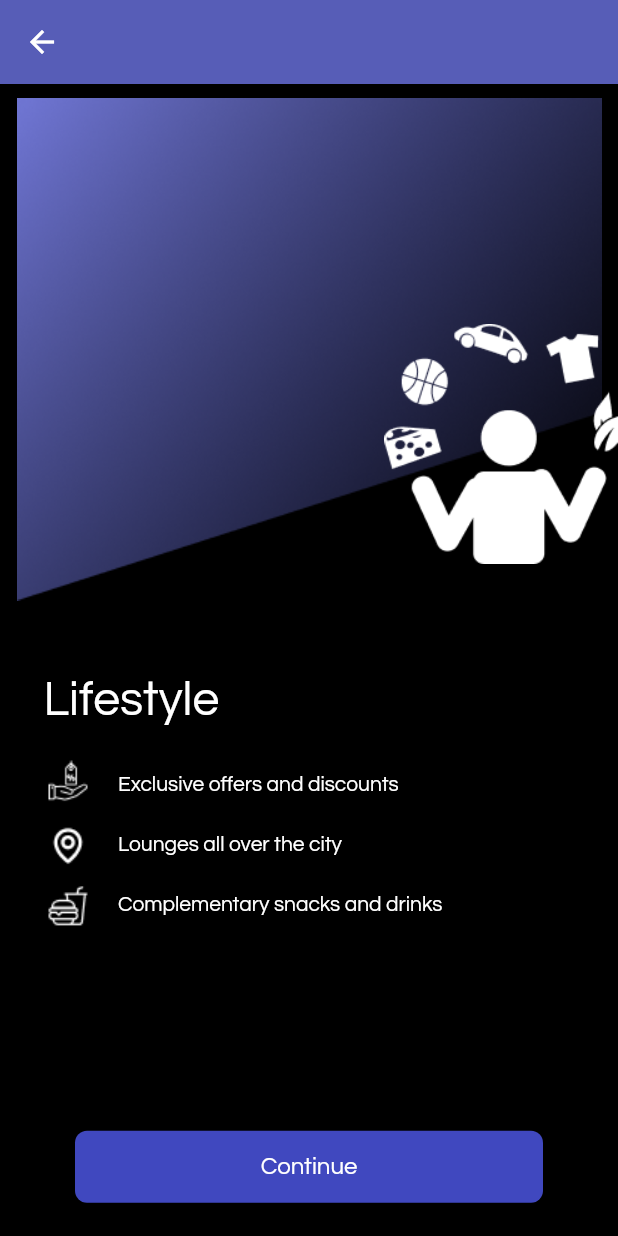
After one commit to SyedMahide/final_ui, a Flutter app: the LifeStyleScreen screen opened directly, on a phone screen of 412 x 824 dp. The commit adds this screen. Run offline on Flutter 3.47's test engine with Material 2 defaults, Android fonts, the phone set to English and light mode, and no system bars; our stand-ins replace pin_code_fields.

Commit message:
Lifestyle page

```diff
--- /dev/null
+++ b/lib/ui/lifeStyle_screen.dart
@@ -0,0 +1,200 @@
+import 'package:flutter/cupertino.dart';
+import 'package:flutter/material.dart';
+
+class LifeStyleScreen extends StatefulWidget {
+  @override
+  State<StatefulWidget> createState() {
+    return _LifeStyleScreenState();
+  }
+}
+
+class _LifeStyleScreenState extends State<LifeStyleScreen> {
+  @override
+  Widget build(BuildContext context) {
+    return Scaffold(
+      backgroundColor: Colors.black,
+      appBar: AppBar(
+        backgroundColor: Color(0xff575DB7),
+        elevation: 0.0,
+        leading: IconButton(
+          icon: Icon(Icons.arrow_back_outlined, color: Colors.white),
+          onPressed: () => Navigator.of(context).pop(),
+        ),
+      ),
+      body: SingleChildScrollView(
+        child: Container(
+          child: Column(
+            mainAxisAlignment: MainAxisAlignment.center,
+            children: [
+              Stack(
+                children: [
+                  Container(
+                    width: MediaQuery.of(context).size.width,
+                    child: Image(
+                      image: AssetImage("assets/Rectangle.png"),
+                    ),
+                  ),
+                  Positioned(
+                    right: 0,
+                    top: 160,
+                    child: Container(
+                      height: 160,
+                      child: Image(
+                        image: AssetImage("assets/Group.png"),
+                      ),
+                    ),
+                  ),
+                ],
+              ),
+              Container(
+                alignment: Alignment.topLeft,
+                margin: EdgeInsets.only(top: 41, left: 29, right: 13),
+                child: const Text(
+                  "Lifestyle",
+                  style: TextStyle(
+                    color: Colors.white,
+                    fontFamily: 'Questrial',
+                    fontSize: 32,
+                    fontWeight: FontWeight.w400,
+                    fontStyle: FontStyle.normal
+                  ),
+                ),
+              ),
+              Container(
+                alignment: Alignment.topLeft,
+                margin: EdgeInsets.only(top: 20, left: 12),
+              //  height: 30,
+                child: Row(
+                  children: [
+                    Expanded(
+                        flex: 1,
+                        child: Container(
+                          height: 40,
+                          child: const Image(
+                            image: AssetImage("assets/offer.png"),
+                          ),
+                        ),
+                    ),
+                    Expanded(
+                      flex: 5,
+                        child: Container(
+                          height: 15,
+                          child: const Text(
+                            "Exclusive offers and discounts",
+                            style: TextStyle(
+                                color: Colors.white,
+                                fontFamily: 'Questrial',
+                                fontSize: 14,
+                                fontWeight: FontWeight.w400,
+                                fontStyle: FontStyle.normal
+                            ),
+                          ),
+                    ),
+                    ),
+                  ],
+                ),
+              ),
+              Container(
+                alignment: Alignment.topLeft,
+                margin: EdgeInsets.only(left: 12),
+                child: Row(
+                  children: [
+                    Expanded(
+                      flex: 1,
+                      child: Container(
+                        height: 40,
+                        child: const Image(
+                          image: AssetImage("assets/map.png"),
+                        ),
+                      ),
+                    ),
+                    Expanded(
+                      flex: 5,
+                      child: Container(
+                        height: 15,
+                        child: const Text(
+                          "Lounges all over the city",
+                          style: TextStyle(
+                              color: Colors.white,
+                              fontFamily: 'Questrial',
+                              fontSize: 14,
+                              fontWeight: FontWeight.w400,
+                              fontStyle: FontStyle.normal
+                          ),
+                        ),
+                      ),
+                    ),
+                  ],
+                ),
+              ),
+              Container(
+                alignment: Alignment.topLeft,
+                margin: EdgeInsets.only(left: 12),
+                child: Row(
+                  children: [
+                    Expanded(
+                      flex: 1,
+                      child: Container(
+                        height: 40,
+                        child: const Image(
+                          image: AssetImage("assets/fastfood.png"),
+                        ),
+                      ),
+                    ),
+                    Expanded(
+                      flex: 5,
+                      child: Container(
+                        height: 15,
+                        child: const Text(
+                          "Complementary snacks and drinks",
+                          style: TextStyle(
+                              color: Colors.white,
+                              fontFamily: 'Questrial',
+                              fontSize: 14,
+                              fontWeight: FontWeight.w400,
+                              fontStyle: FontStyle.normal
+                          ),
+                        ),
+                      ),
+                    ),
+                  ],
+                ),
+              ),
+              Center(
+                child: Container(
+                  margin: const EdgeInsets.only(top: 130, left: 50, right: 50),
+                  child: MaterialButton(
+                    onPressed: () {
+                      // Navigator.push(
+                      //   context,
+                      //   MaterialPageRoute(
+                      //       builder: (context) => PinCodeVerificationScreen()),
+                      // );
+                    },
+                    color: Color(0xff4048BF),
+                    shape: RoundedRectangleBorder(
+                        borderRadius: BorderRadius.circular(8)),
+                    child: Container(
+                      alignment: Alignment.center,
+                      margin: const EdgeInsets.only(top: 16, bottom: 16),
+                      child: const Text(
+                        "Continue",
+                        style: TextStyle(
+                            color: Colors.white,
+                            fontWeight: FontWeight.w400,
+                            fontFamily: "Questrial",
+                            fontStyle: FontStyle.normal,
+                            fontSize: 16),
+                        textAlign: TextAlign.center,
+                      ),
+                    ),
+                  ),
+                ),
+              ),
+            ],
+          ),
+        ),
+      ),
+    );
+  }
+}
--- a/lib/ui/otp_pin.dart
+++ b/lib/ui/otp_pin.dart
@@ -4,6 +4,7 @@ import 'package:flutter/gestures.dart';
 import 'package:flutter/services.dart';
 import 'package:pin_code_fields/pin_code_fields.dart';
 import 'package:flutter/material.dart';
+import 'package:final_ui/ui/lifeStyle_screen.dart';
 
 class PinCodeVerificationScreen extends StatefulWidget {
   final String? phoneNumber;
@@ -192,9 +193,6 @@ class _PinCodeVerificationScreenState extends State<PinCodeVerificationScreen> {
                                     },
                                     beforeTextPaste: (text) {
                                       debugPrint("Allowing to paste $text");
-                                      //if you return true then it will show the paste confirmation dialog.
-                                      //Otherwise if false, then nothing will happen.
-                                      //but you can show anything you want here, like your pop up saying wrong paste format or etc
                                       return true;
                                     },
                                   )),
@@ -225,11 +223,11 @@ class _PinCodeVerificationScreenState extends State<PinCodeVerificationScreen> {
                                           ),
                                           recognizer: TapGestureRecognizer()
                                             ..onTap = () {
-                                              // Navigator.push(
-                                              //   context,
-                                              //   MaterialPageRoute(
-                                              //       builder: (context) => SignInScreen()),
-                                              // );
+                                              Navigator.push(
+                                                context,
+                                                MaterialPageRoute(
+                                                    builder: (context) => LifeStyleScreen()),
+                                              );
                                             }),
                                     ]),
                               ),
--- a/lib/ui/signin_screen.dart
+++ b/lib/ui/signin_screen.dart
@@ -2,7 +2,6 @@ import 'package:flutter/cupertino.dart';
 import 'package:flutter/gestures.dart';
 import 'package:flutter/material.dart';
 import 'package:final_ui/ui/otp_pin.dart';
-
 import 'otp_pin.dart';
 
 class SignInScreen extends StatefulWidget {
--- a/pubspec.yaml
+++ b/pubspec.yaml
@@ -40,6 +40,11 @@ flutter:
     - assets/Gmail.png
     - assets/Facebook.png
     - assets/Google.png
+    - assets/Rectangle.png
+    - assets/Group.png
+    - assets/offer.png
+    - assets/map.png
+    - assets/fastfood.png
 
 
 
```
Also changed, not shown: assets/Group.png (added), assets/Rectangle.png (added), assets/fastfood.png (added), assets/map.png (added), assets/offer.png (added).
